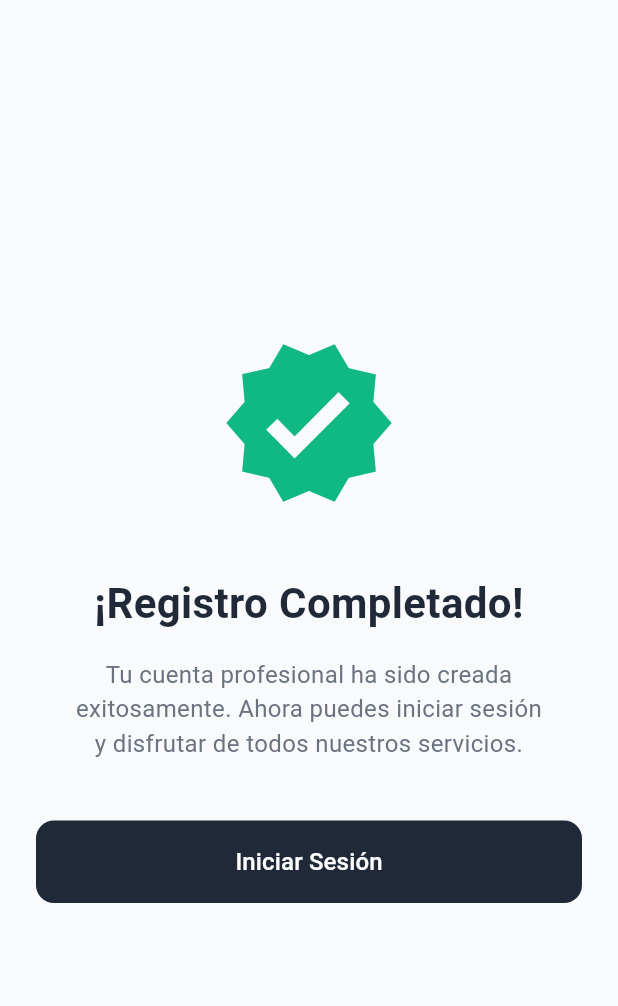
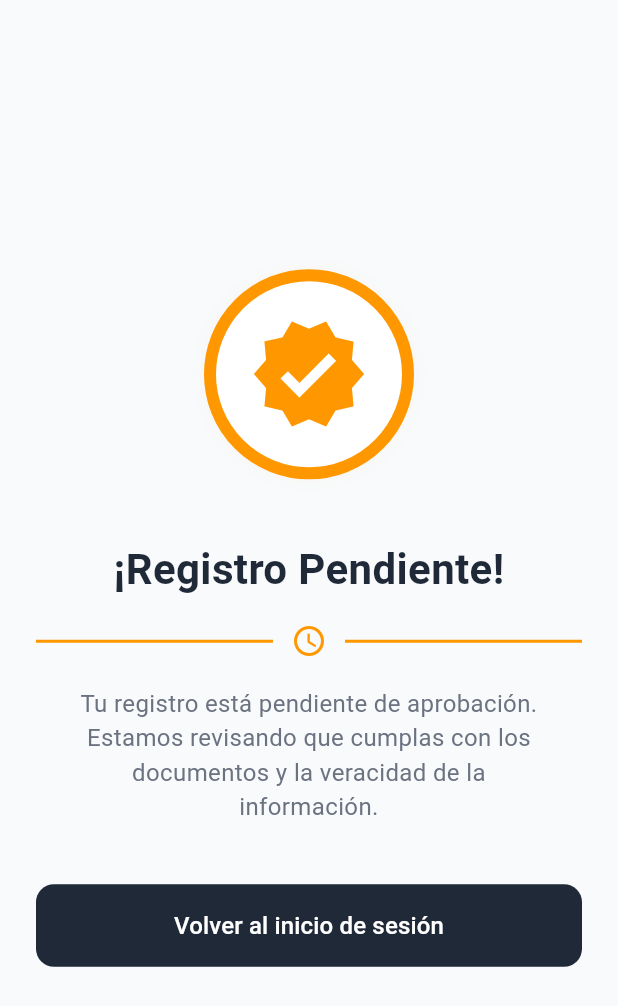
Before and after one commit to IsaacPater31/pyp_platform, a Flutter app: the RegisterSuccessProfessionalsView screen opened directly, on a phone screen of 412 x 824 dp. Shown: the top 1006 px of the screen. Run offline on Flutter 3.47's test engine with Material 3 defaults, Android fonts, the phone set to English and light mode, and no system bars; our stand-ins replace file_picker, flutter_dotenv, flutter_map, geocoding, geolocator, image_picker and 2 more; missing offline and left inert: flutter_map_cancellable_tile_provider.

Commit message:
✨ Editar pantalla de éxito de registro con animaciones y diseño personalizado: - Ícono de verificación con borde naranja y animación de escala. - Mensaje de registro pendiente de aprobación con línea decorativa.

```diff
--- a/lib/vistas/profesionals/registersuccess_profesionals.dart
+++ b/lib/vistas/profesionals/registersuccess_profesionals.dart
@@ -5,10 +5,12 @@ class RegisterSuccessProfessionalsView extends StatefulWidget {
   const RegisterSuccessProfessionalsView({super.key});
 
   @override
-  State<RegisterSuccessProfessionalsView> createState() => _RegisterSuccessProfessionalsViewState();
+  State<RegisterSuccessProfessionalsView> createState() =>
+      _RegisterSuccessProfessionalsViewState();
 }
 
-class _RegisterSuccessProfessionalsViewState extends State<RegisterSuccessProfessionalsView>
+class _RegisterSuccessProfessionalsViewState
+    extends State<RegisterSuccessProfessionalsView>
     with SingleTickerProviderStateMixin {
   late AnimationController _controller;
   late Animation<double> _scaleAnimation;
@@ -72,10 +74,31 @@ class _RegisterSuccessProfessionalsViewState extends State<RegisterSuccessProfes
             children: [
               ScaleTransition(
                 scale: _scaleAnimation,
-                child: const Icon(
-                  Icons.verified,
-                  color: Color(0xFF10B981),
-                  size: 120,
+                child: Container(
+                  width: 140,
+                  height: 140,
+                  decoration: BoxDecoration(
+                    color: Colors.white,
+                    shape: BoxShape.circle,
+                    border: Border.all(
+                      color: Colors.orange,
+                      width: 8,
+                    ),
+                    boxShadow: [
+                      BoxShadow(
+                        color: Colors.orange.withAlpha(10),
+                        blurRadius: 10,
+                        spreadRadius: 1,
+                      ),
+                    ],
+                  ),
+                  child: const Center(
+                    child: Icon(
+                      Icons.verified,
+                      color: Color(0xFFFF9800), // naranja
+                      size: 80,
+                    ),
+                  ),
                 ),
               ),
               const SizedBox(height: 40),
@@ -84,7 +107,7 @@ class _RegisterSuccessProfessionalsViewState extends State<RegisterSuccessProfes
                 child: SlideTransition(
                   position: _slideAnimation,
                   child: const Text(
-                    '¡Registro Completado!',
+                    '¡Registro Pendiente!',
                     style: TextStyle(
                       fontSize: 28,
                       fontWeight: FontWeight.bold,
@@ -95,15 +118,42 @@ class _RegisterSuccessProfessionalsViewState extends State<RegisterSuccessProfes
                 ),
               ),
               const SizedBox(height: 16),
+              // Línea horizontal decorativa
+              FadeTransition(
+                opacity: _fadeAnimation,
+                child: SlideTransition(
+                  position: _slideAnimation,
+                  child: Row(
+                    children: [
+                      const Expanded(
+                        child: Divider(
+                          color: Colors.orange,
+                          thickness: 2,
+                        ),
+                      ),
+                      const SizedBox(width: 12),
+                      Icon(Icons.access_time_rounded, color: Colors.orange),
+                      const SizedBox(width: 12),
+                      const Expanded(
+                        child: Divider(
+                          color: Colors.orange,
+                          thickness: 2,
+                        ),
+                      ),
+                    ],
+                  ),
+                ),
+              ),
+              const SizedBox(height: 18),
               FadeTransition(
                 opacity: _fadeAnimation,
                 child: SlideTransition(
                   position: _slideAnimation,
                   child: const Padding(
-                    padding: EdgeInsets.symmetric(horizontal: 24.0),
+                    padding: EdgeInsets.symmetric(horizontal: 16.0),
                     child: Text(
-                      'Tu cuenta profesional ha sido creada exitosamente. '
-                      'Ahora puedes iniciar sesión y disfrutar de todos nuestros servicios.',
+                      'Tu registro está pendiente de aprobación.\n'
+                      'Estamos revisando que cumplas con los documentos y la veracidad de la información.',
                       textAlign: TextAlign.center,
                       style: TextStyle(
                         fontSize: 16,
@@ -132,7 +182,7 @@ class _RegisterSuccessProfessionalsViewState extends State<RegisterSuccessProfes
                         shadowColor: Colors.transparent,
                       ),
                       child: const Text(
-                        'Iniciar Sesión',
+                        'Volver al inicio de sesión',
                         style: TextStyle(
                           fontSize: 16,
                           color: Colors.white,
```
